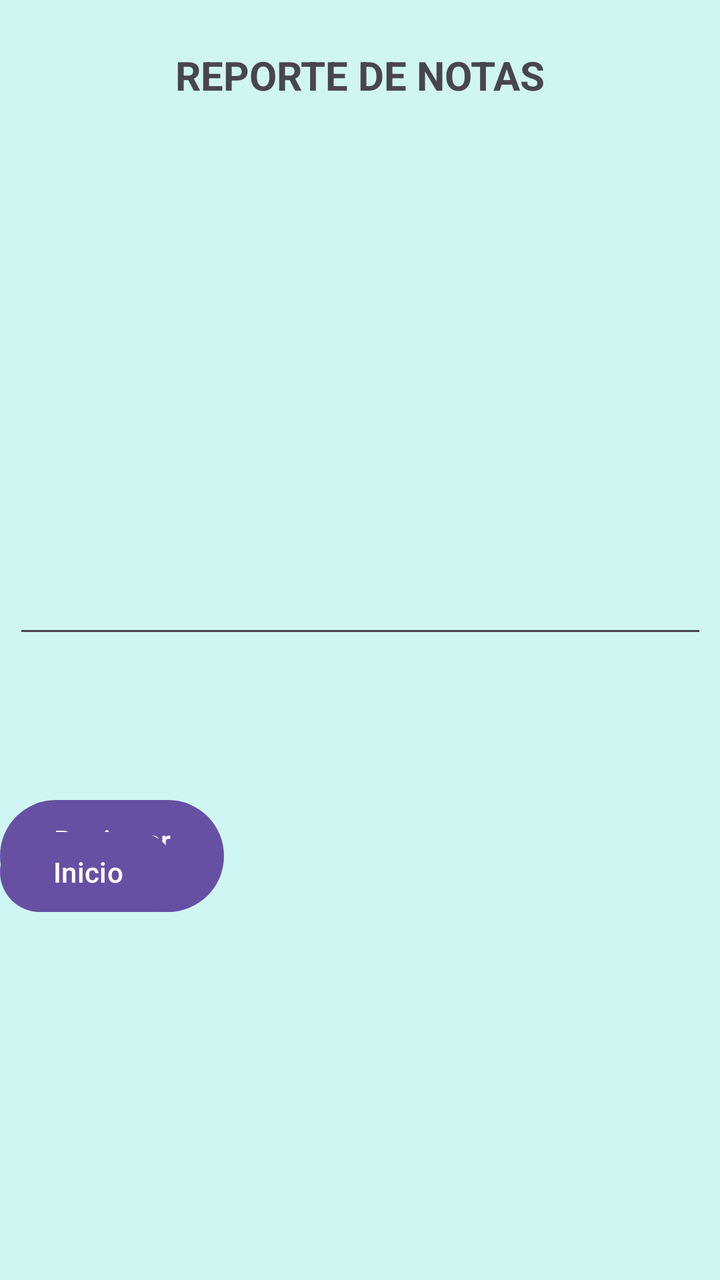
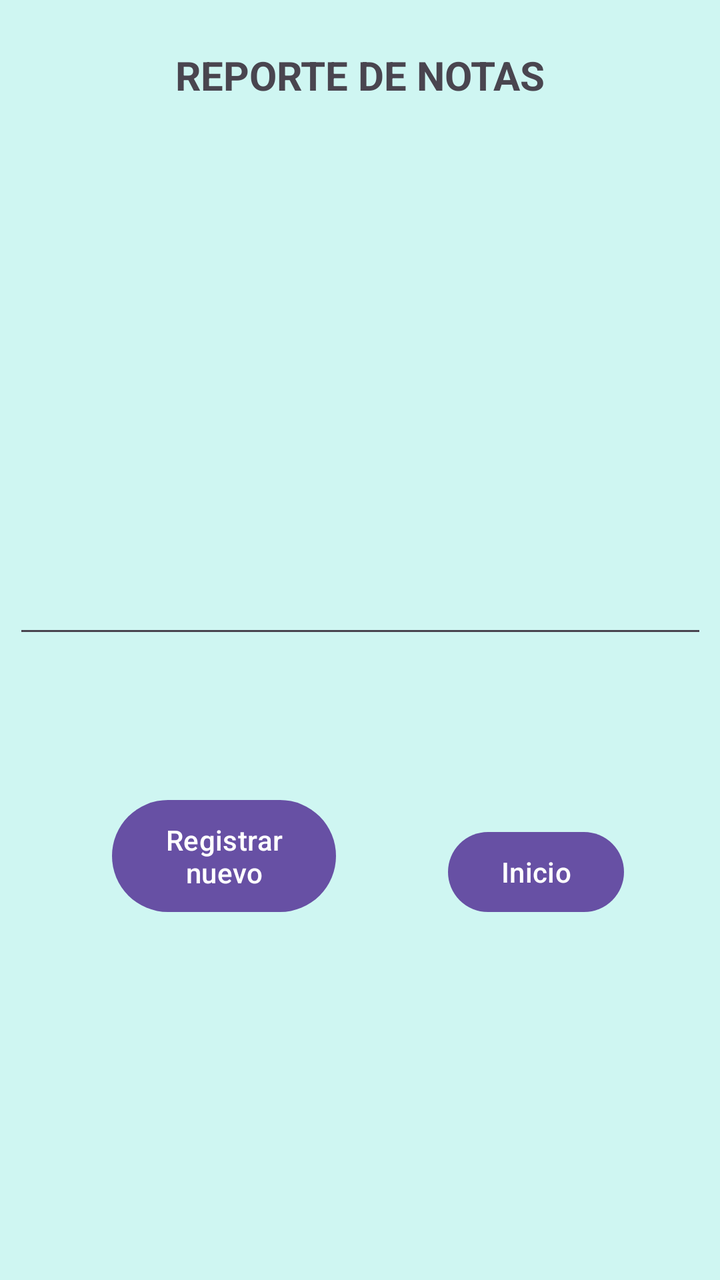

Compare the two renders of this Android layout. The source of the first and the diff that turns it into the second are given below.
<!-- AndroidManifest.xml: application theme Theme.EP1 -->
<!-- res/layout/activity_reporte.xml -->
<?xml version="1.0" encoding="utf-8"?>
<androidx.constraintlayout.widget.ConstraintLayout xmlns:android="http://schemas.android.com/apk/res/android"
    xmlns:app="http://schemas.android.com/apk/res-auto"
    xmlns:tools="http://schemas.android.com/tools"
    android:id="@+id/main"
    android:layout_width="match_parent"
    android:layout_height="match_parent"
    android:background="#C72222"
    android:backgroundTint="#CFF6F2"
    tools:context=".Reporte">

    <TextView
        android:id="@+id/textView9"
        android:layout_width="wrap_content"
        android:layout_height="wrap_content"
        android:layout_marginTop="24dp"
        android:text="REPORTE DE NOTAS"
        android:textSize="20sp"
        android:textStyle="bold"
        app:layout_constraintEnd_toEndOf="parent"
        app:layout_constraintStart_toStartOf="parent"
        app:layout_constraintTop_toTopOf="parent" />

    <EditText
        android:id="@+id/txtResult"
        android:layout_width="347dp"
        android:layout_height="245dp"
        android:layout_marginTop="28dp"
        android:ems="10"
        android:gravity="start|top"
        android:inputType="textMultiLine"
        app:layout_constraintEnd_toEndOf="parent"
        app:layout_constraintStart_toStartOf="parent"
        app:layout_constraintTop_toBottomOf="@+id/textView9" />

    <Button
        android:id="@+id/btnReturn"
        android:layout_width="112dp"
        android:layout_height="64dp"
        android:layout_marginTop="72dp"
        android:text="Registrar nuevo"
        app:layout_constraintTop_toBottomOf="@+id/txtResult"
        tools:layout_editor_absoluteX="67dp" />

    <Button
        android:id="@+id/btnHome"
        android:layout_width="wrap_content"
        android:layout_height="wrap_content"
        android:layout_marginTop="88dp"
        android:text="Inicio"
        app:layout_constraintTop_toBottomOf="@+id/txtResult"
        tools:layout_editor_absoluteX="268dp" />
</androidx.constraintlayout.widget.ConstraintLayout>
<!-- resources referenced by this layout -->
<resources>
  <style name="Theme.EP1" parent="Base.Theme.EP1" />
  <style name="Base.Theme.EP1" parent="Theme.Material3.DayNight.NoActionBar">
          
          
      </style>
</resources>

<!-- the commit's change to res/layout/activity_reporte.xml (unified diff, before → after) -->
@@ -37,17 +37,19 @@
         android:id="@+id/btnReturn"
         android:layout_width="112dp"
         android:layout_height="64dp"
+        android:layout_marginStart="56dp"
         android:layout_marginTop="72dp"
         android:text="Registrar nuevo"
-        app:layout_constraintTop_toBottomOf="@+id/txtResult"
-        tools:layout_editor_absoluteX="67dp" />
+        app:layout_constraintStart_toStartOf="parent"
+        app:layout_constraintTop_toBottomOf="@+id/txtResult" />
 
     <Button
         android:id="@+id/btnHome"
         android:layout_width="wrap_content"
         android:layout_height="wrap_content"
         android:layout_marginTop="88dp"
+        android:layout_marginEnd="48dp"
         android:text="Inicio"
-        app:layout_constraintTop_toBottomOf="@+id/txtResult"
-        tools:layout_editor_absoluteX="268dp" />
+        app:layout_constraintEnd_toEndOf="parent"
+        app:layout_constraintTop_toBottomOf="@+id/txtResult" />
 </androidx.constraintlayout.widget.ConstraintLayout>
